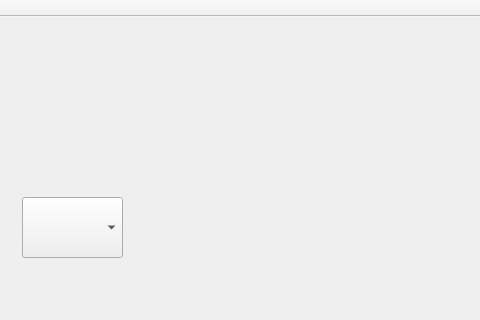
Old version of the form control_volume_server/mainwindow_server.ui in the repository enfild/control_sound; both pictures show x 158 to 638 and y 0 to 320 of the 638 by 516 pixel window.
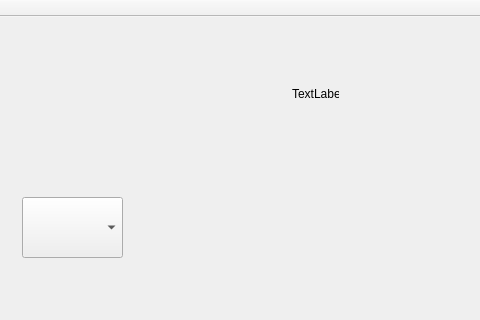
New version of the form.

What changed in the file:
```diff
--- a/control_volume_server/mainwindow_server.ui
+++ b/control_volume_server/mainwindow_server.ui
@@ -50,6 +50,19 @@
      </rect>
     </property>
    </widget>
+   <widget class="QLabel" name="label_IP">
+    <property name="geometry">
+     <rect>
+      <x>450</x>
+      <y>70</y>
+      <width>47</width>
+      <height>13</height>
+     </rect>
+    </property>
+    <property name="text">
+     <string>TextLabel</string>
+    </property>
+   </widget>
   </widget>
   <widget class="QMenuBar" name="menuBar">
    <property name="geometry">
```
